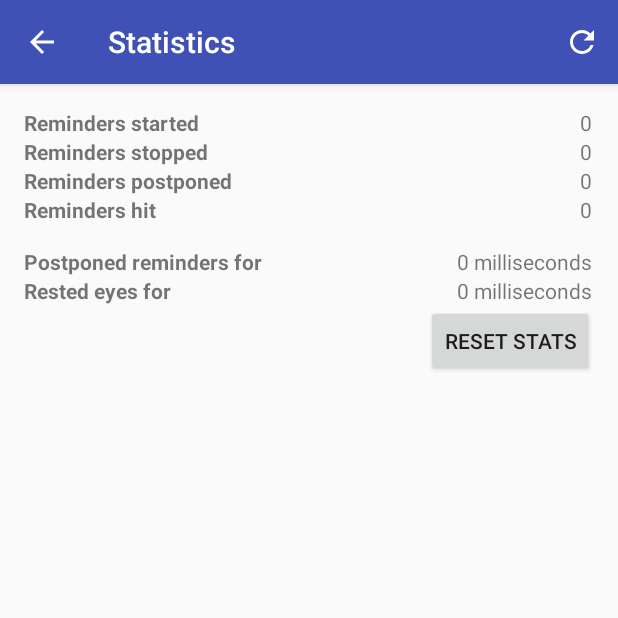
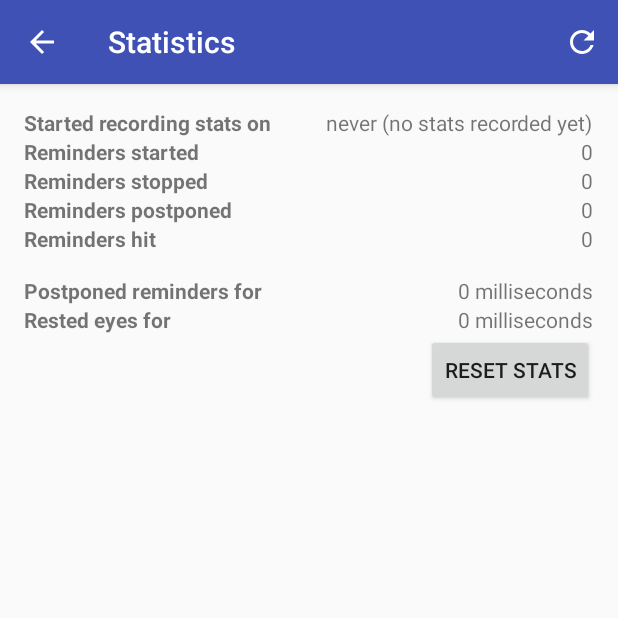
Before and after one commit to Pneumaticat/cubic20, an Android app: the StatsActivity screen opened directly, with no data from a screen before it, on a phone screen of 412 x 824 dp, the top half of it. Run offline under Robolectric (Android 15) with nearby library versions, the phone set to English and light mode, and no system bars.

Commit message:
Add stats-started-on statistic

```diff
--- a/app/src/main/java/space/potatofrom/cubic20/StatsActivity.java
+++ b/app/src/main/java/space/potatofrom/cubic20/StatsActivity.java
@@ -15,9 +15,11 @@ import org.joda.time.Period;
 import org.joda.time.format.PeriodFormat;
 import org.joda.time.format.PeriodFormatter;
 
+import java.util.Date;
 import java.util.Locale;
 
 public class StatsActivity extends AppCompatActivity {
+    private TextView startedOnValue;
     private TextView remindersStartedValue;
     private TextView remindersStoppedValue;
     private TextView remindersPostponedValue;
@@ -38,6 +40,7 @@ public class StatsActivity extends AppCompatActivity {
             getSupportActionBar().setDisplayHomeAsUpEnabled(true);
         }
 
+        startedOnValue = (TextView) findViewById(R.id.value_started_on);
         remindersStartedValue = (TextView) findViewById(R.id.value_reminders_started);
         remindersStoppedValue = (TextView) findViewById(R.id.value_reminders_stopped);
         remindersPostponedValue = (TextView) findViewById(R.id.value_reminders_postponed);
@@ -79,6 +82,16 @@ public class StatsActivity extends AppCompatActivity {
     }
 
     private void refreshStatsUi() {
+        long savedStartedOnDate = prefs.getLong(
+                getString(R.string.pref_key_stats_started_on),
+                Long.MIN_VALUE);
+        if (savedStartedOnDate == Long.MIN_VALUE) {
+            // Not set; no stats recorded yet
+            startedOnValue.setText(R.string.stats_no_stats_recorded);
+        } else {
+            startedOnValue.setText(new Date(savedStartedOnDate).toString());
+        }
+
         remindersStartedValue.setText(String.valueOf(
                 prefs.getInt(getString(R.string.pref_key_stats_reminders_started), 0)));
         remindersStoppedValue.setText(String.valueOf(
@@ -101,6 +114,7 @@ public class StatsActivity extends AppCompatActivity {
 
     private void resetStats() {
         SharedPreferences.Editor prefEditor = prefs.edit();
+        prefEditor.remove(getString(R.string.pref_key_stats_started_on));
         prefEditor.putInt(getString(R.string.pref_key_stats_reminders_started), 0);
         prefEditor.putInt(getString(R.string.pref_key_stats_reminders_stopped), 0);
         prefEditor.putInt(getString(R.string.pref_key_stats_reminders_postponed), 0);
--- a/app/src/main/java/space/potatofrom/cubic20/StatsBroadcastReceiver.java
+++ b/app/src/main/java/space/potatofrom/cubic20/StatsBroadcastReceiver.java
@@ -15,6 +15,17 @@ public class StatsBroadcastReceiver extends BroadcastReceiver {
         SharedPreferences prefs = PreferenceManager.getDefaultSharedPreferences(context);
         SharedPreferences.Editor prefEditor = prefs.edit();
         String action = intent.getAction();
+
+        if (prefs.getLong(
+                context.getString(
+                        R.string.pref_key_stats_started_on),
+                        Long.MIN_VALUE) == Long.MIN_VALUE) {
+            // Stats have never been recorded yet; set current time as start
+            // of stats recording
+            prefEditor.putLong(
+                    context.getString(R.string.pref_key_stats_started_on),
+                    System.currentTimeMillis());
+        }
 
         if (action.equals(context.getString(R.string.intent_start_reminders))) {
             String remindersStartedPref =
--- a/app/src/main/res/layout/content_stats.xml
+++ b/app/src/main/res/layout/content_stats.xml
@@ -17,6 +17,23 @@
         android:layout_width="match_parent"
         android:layout_height="wrap_content"
         android:id="@+id/tableLayout">
+
+        <TableRow
+            android:layout_width="match_parent"
+            android:layout_height="wrap_content">
+            <TextView
+                android:textStyle="bold"
+                android:layout_width="wrap_content"
+                android:layout_height="wrap_content"
+                android:text="@string/stats_started_on" />
+            <TextView
+                android:id="@+id/value_started_on"
+                android:layout_width="wrap_content"
+                android:layout_height="wrap_content"
+                android:layout_gravity="end"
+                android:text=""
+                android:layout_column="2" />
+        </TableRow>
 
         <TableRow
             android:layout_width="match_parent"
--- a/app/src/main/res/values/data_strings.xml
+++ b/app/src/main/res/values/data_strings.xml
@@ -7,6 +7,7 @@
     <string name="pref_key_show_persistent_notification">show_persistent_notification</string>
     <string name="pref_key_dnd_skip_reminders">dnd_pause_reminders</string>
 
+    <string name="pref_key_stats_started_on">stats_started_on</string>
     <string name="pref_key_stats_reminders_started">stats_reminders_started</string>
     <string name="pref_key_stats_reminders_stopped">stats_reminders_stopped</string>
     <string name="pref_key_stats_reminders_postponed">stats_reminders_postponed</string>
--- a/app/src/main/res/values/strings.xml
+++ b/app/src/main/res/values/strings.xml
@@ -96,6 +96,8 @@
     <string name="title_activity_stats">Statistics</string>
     <string name="stats_action_refresh">Refresh Stats</string>
     <string name="stats_value_error">[ERROR!]</string>
+    <string name="stats_started_on">Started recording stats on</string>
+    <string name="stats_no_stats_recorded">never (no stats recorded yet)</string>
     <string name="stats_reminders_started">Reminders started</string>
     <string name="stats_reminders_stopped">Reminders stopped</string>
     <string name="stats_reminders_postponed">Reminders postponed</string>
```
